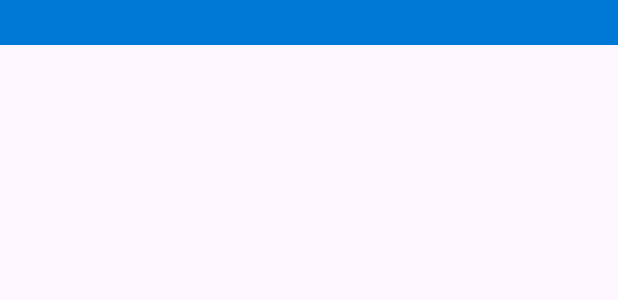
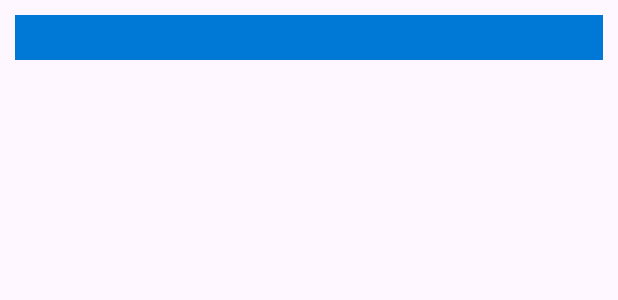
Before and after one commit to hafiz013/tic-tac-toe-android, an Android app built with Jetpack Compose: the layout item_header_item.xml on its own in the app's theme, with its tools: preview values and no code run, on a phone screen of 412 x 824 dp. Shown: the top 300 px of the screen. Run offline under Robolectric (Android 15) with nearby library versions, the phone set to English and light mode, and no system bars.

Commit message:
give space margin to table layout for history of player play

```diff
--- a/app/src/main/res/layout/item_header_item.xml
+++ b/app/src/main/res/layout/item_header_item.xml
@@ -4,6 +4,9 @@
     android:layout_width="match_parent"
     android:layout_height="wrap_content"
     android:background="@color/blue" android:padding="@dimen/five_dp"
+    android:layout_marginStart="@dimen/ten_dp"
+    android:layout_marginEnd="@dimen/ten_dp"
+    android:layout_marginTop="@dimen/ten_dp"
     android:orientation="horizontal">
 
     <TextView
--- a/app/src/main/res/layout/item_row_item.xml
+++ b/app/src/main/res/layout/item_row_item.xml
@@ -4,6 +4,8 @@
     android:layout_width="match_parent"
     android:layout_height="wrap_content"
     android:background="@color/light_blue" android:padding="@dimen/five_dp"
+    android:layout_marginStart="@dimen/ten_dp"
+    android:layout_marginEnd="@dimen/ten_dp"
     android:orientation="horizontal">
 
     <TextView
```
